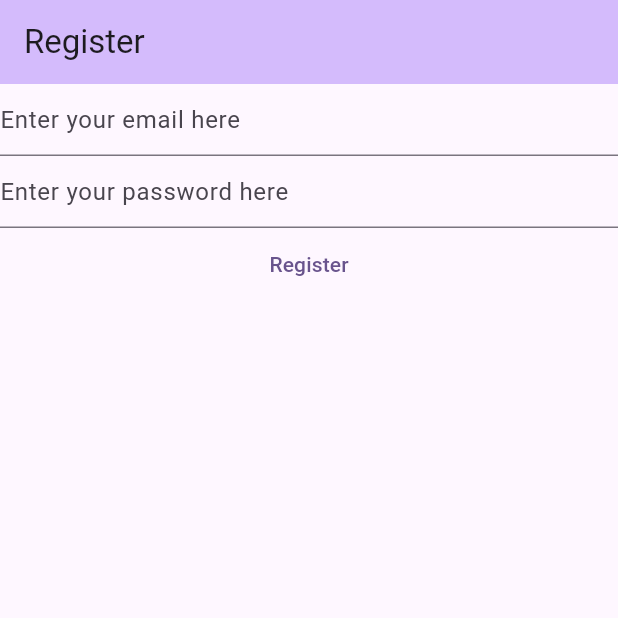
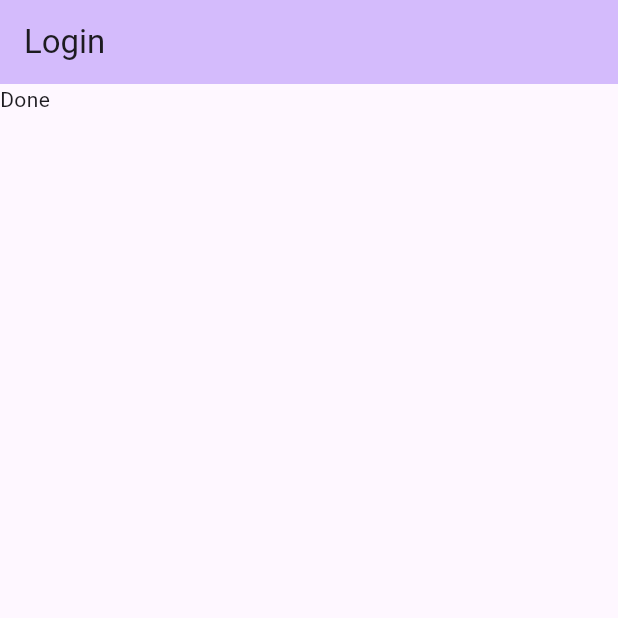
Before and after one commit to wahmadx13/flutter-app, a Flutter app: the screen it shows after launch, on a phone screen of 412 x 824 dp, the top half of it. Run offline on Flutter 3.47's test engine with Material 3 defaults, Android fonts, the phone set to English and light mode, and no system bars; our stand-ins replace firebase_auth, firebase_core; accounts and stored records are empty.

```diff
--- a/lib/main.dart
+++ b/lib/main.dart
@@ -2,7 +2,6 @@ import 'package:firebase_auth/firebase_auth.dart';
 import 'package:firebase_core/firebase_core.dart';
 import 'package:flutter/material.dart';
 import 'package:flutterapp/firebase_options.dart';
-import 'package:flutterapp/views/login_view.dart';
 
 void main() {
   WidgetsFlutterBinding.ensureInitialized();
@@ -12,40 +11,18 @@ void main() {
         colorScheme:
             ColorScheme.fromSeed(seedColor: Colors.deepPurple.shade400),
         useMaterial3: true),
-    home: const RegisterView(),
+    home: const HomePage(),
   ));
 }
 
-class RegisterView extends StatefulWidget {
-  const RegisterView({super.key});
-
-  @override
-  State<RegisterView> createState() => _RegisterViewState();
-}
-
-class _RegisterViewState extends State<RegisterView> {
-  late final TextEditingController _email;
-  late final TextEditingController _password;
-
-  @override
-  void initState() {
-    _email = TextEditingController();
-    _password = TextEditingController();
-    super.initState();
-  }
-
-  @override
-  void dispose() {
-    _email.dispose();
-    _password.dispose();
-    super.dispose();
-  }
+class HomePage extends StatelessWidget {
+  const HomePage({super.key});
 
   @override
   Widget build(BuildContext context) {
     return Scaffold(
       appBar: AppBar(
-        title: const Text('Register'),
+        title: const Text('Login'),
         backgroundColor: Theme.of(context).colorScheme.inversePrimary,
       ),
       body: FutureBuilder(
@@ -55,47 +32,13 @@ class _RegisterViewState extends State<RegisterView> {
         builder: (context, snapshot) {
           switch (snapshot.connectionState) {
             case ConnectionState.done:
-              return Column(
-                children: [
-                  TextField(
-                    controller: _email,
-                    enableSuggestions: false,
-                    autocorrect: false,
-                    keyboardType: TextInputType.emailAddress,
-                    decoration: const InputDecoration(
-                        hintText: 'Enter your email here'),
-                  ),
-                  TextField(
-                    controller: _password,
-                    obscureText: true,
-                    enableSuggestions: false,
-                    autocorrect: false,
-                    decoration: const InputDecoration(
-                        hintText: 'Enter your password here'),
-                  ),
-                  TextButton(
-                    onPressed: () async {
-                      final email = _email.text;
-                      final password = _password.text;
-                      try {
-                        final userCredentials = await FirebaseAuth.instance
-                            .createUserWithEmailAndPassword(
-                                email: email, password: password);
-                        print(userCredentials);
-                      } on FirebaseAuthException catch (err) {
-                        if (err.code == 'weak-password') {
-                          print('Week Password');
-                        } else if (err.code == 'email-already-in-use') {
-                          print('Email is already in use');
-                        } else if (err.code == 'invalid-email') {
-                          print('Please provide a valid email');
-                        }
-                      }
-                    },
-                    child: const Text('Register'),
-                  ),
-                ],
-              );
+              final user = FirebaseAuth.instance.currentUser;
+              if (user?.emailVerified ?? false) {
+                print('You are verified');
+              } else {
+                print('You need to verify email first');
+              }
+              return const Text('Done');
             default:
               return const Text('Loading...');
           }
```
Also changed, not shown: lib/views/register_view.dart (added, +93 -0 lines).
